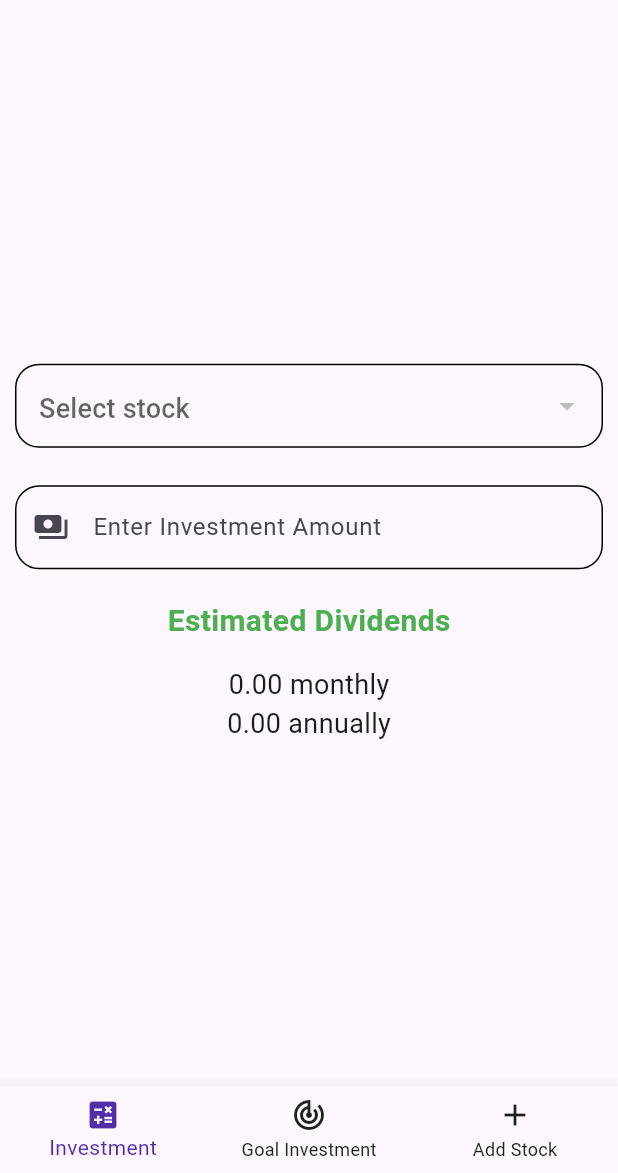
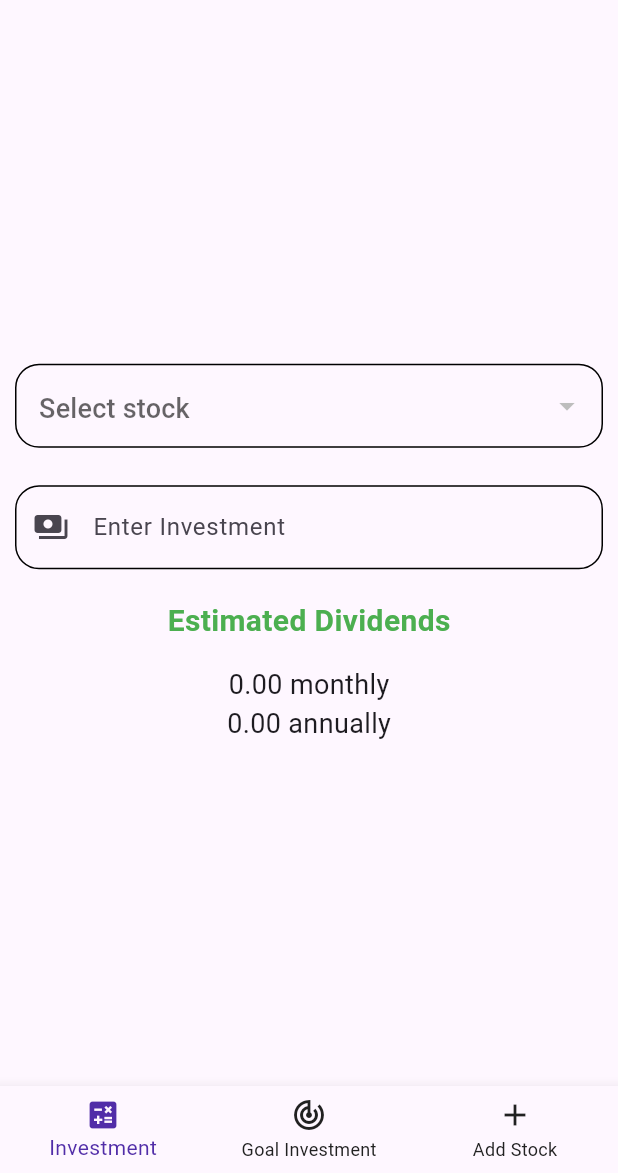
Before and after one commit to IzaltinoDomingosDeSouza/stock_calc_app, a Flutter app: the screen it shows after launch, on a phone screen of 412 x 824 dp, the part 63-1236 px from its top. Run offline on Flutter 3.47's test engine with Material 3 defaults, Android fonts, the phone set to English and light mode, and no system bars; our stand-ins replace shared_preferences.

Commit message:
Make text short for mobile

```diff
--- a/lib/screens/investment_screen.dart
+++ b/lib/screens/investment_screen.dart
@@ -90,7 +90,7 @@ class InvestmentState extends State<InvestmentScreen> {
           onSubmitted: (amount) => calcInvestmentAmount(amount),
           decoration: InputDecoration(
             prefixIcon: Icon(Icons.payments),
-            hintText: 'Enter Investment Amount',
+            hintText: 'Enter Investment',
             border: OutlineInputBorder(),
             errorText:
                 isInvestmentAmountValid ? null : 'Please enter a valid value',
```
